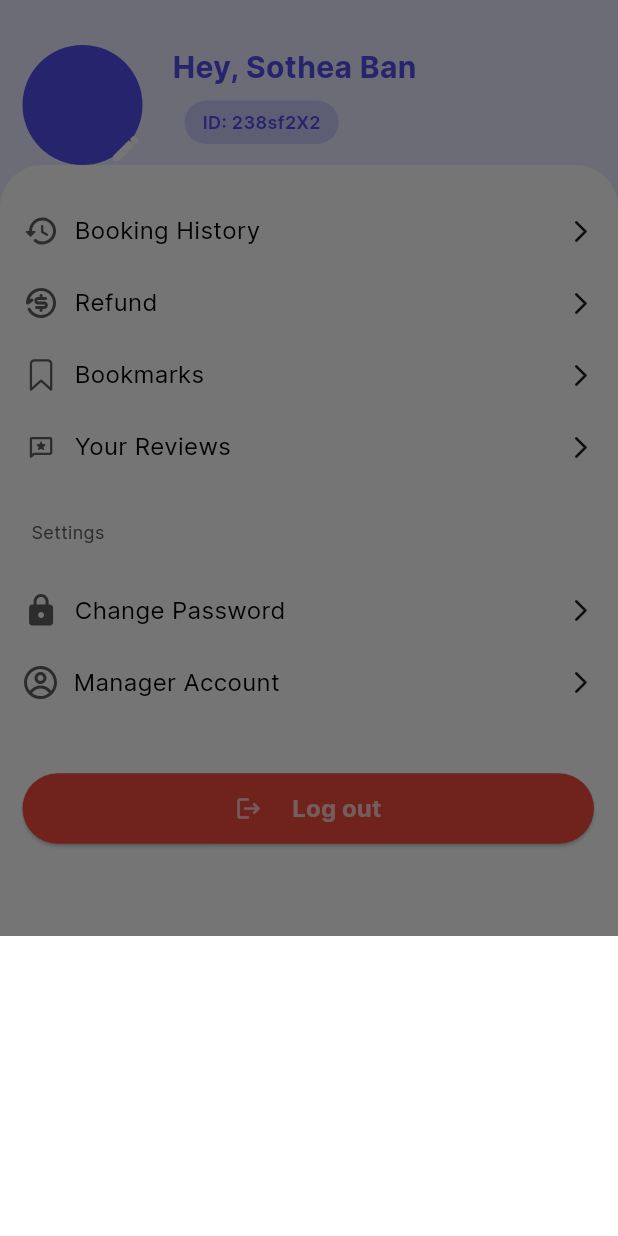
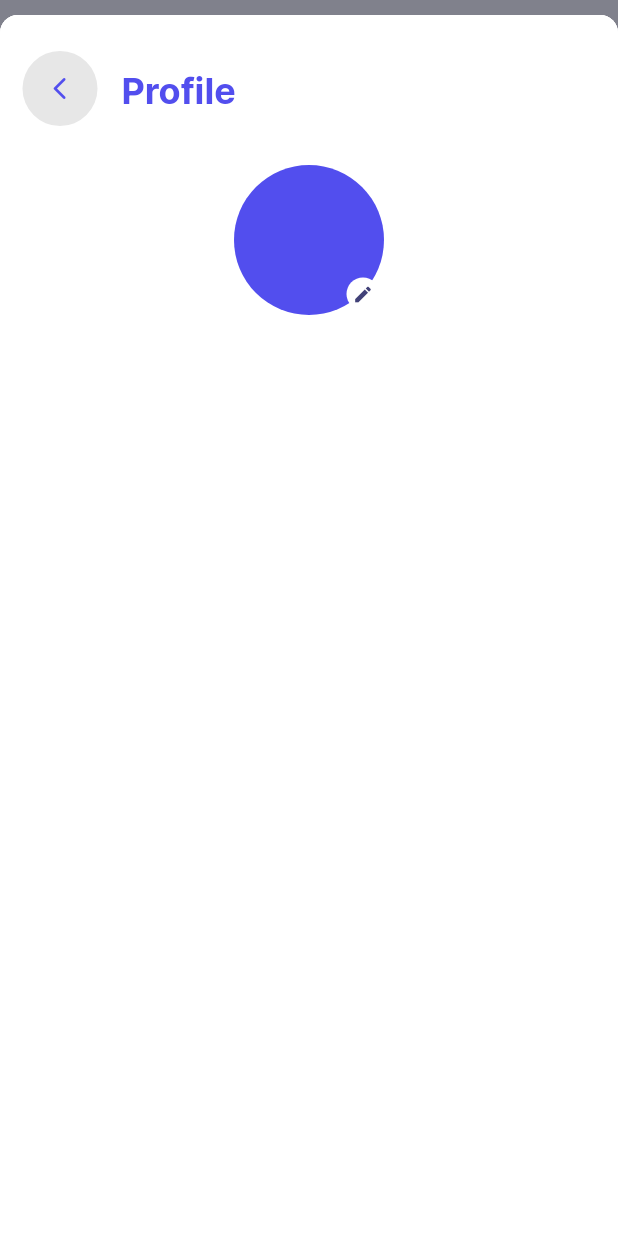
Before and after one commit to Thea-zin/TortbalMiniApp, a Flutter app: the screen it shows after launch, after a tap on "Booking History", on a phone screen of 412 x 824 dp. Run offline on Flutter 3.47's test engine with Material 3 defaults, Android fonts, the phone set to English and light mode, and no system bars; our stand-ins replace flutter_svg, modal_bottom_sheet; project files that could hold a hidden picture were left out.

Commit message:
start edit profile screen

```diff
--- a/lib/Constants/tb_icon.dart
+++ b/lib/Constants/tb_icon.dart
@@ -16,6 +16,7 @@ class TBIcons {
   static const tbAMK = "assets/icons/ic_logo_amk.svg";
   static const tbFacebook = "assets/icons/ic_logo_facebook.svg";
   static const tbGoogle = "assets/icons/ic_logo_google.svg";
+  static const tbLogo = "assets/icons/ic_logo.svg";
   static const tbMail = "assets/icons/ic_mail.svg";
   static const tbMenu = "assets/icons/ic_menu.svg";
   static const tbPen = "assets/icons/ic_pen.svg";
--- /dev/null
+++ b/lib/Views/Profile/Edit-Profile/edit_profile.screen.dart
@@ -0,0 +1,87 @@
+import 'package:flutter/material.dart';
+import 'package:thortbal/Constants/tb_color.dart';
+import 'package:thortbal/Constants/tb_textsize.dart';
+import 'package:thortbal/Helpers/Widgets/tb_text.widget.dart';
+
+class TBEditProfile extends StatefulWidget {
+  const TBEditProfile({super.key});
+
+  @override
+  State<TBEditProfile> createState() => _TBEditProfileState();
+}
+
+class _TBEditProfileState extends State<TBEditProfile> {
+  @override
+  Widget build(BuildContext context) {
+    return Scaffold(
+      appBar: AppBar(
+        automaticallyImplyLeading: false,
+        backgroundColor: TBColor.background,
+        leadingWidth: 65,
+        toolbarHeight: 100,
+        leading: Padding(
+          padding: const EdgeInsets.only(left: 15, top: 4.0, bottom: 6),
+          child: ElevatedButton(
+            style: ElevatedButton.styleFrom(
+              elevation: 0.0,
+              backgroundColor: Colors.grey.withOpacity(0.25),
+              shape: const CircleBorder(),
+              padding: const EdgeInsets.all(10),
+              foregroundColor: TBColor.secondary,
+            ),
+            onPressed: () => Navigator.pop(context),
+            child: Icon(
+              Icons.arrow_back_ios_rounded,
+              color: TBColor.primary,
+            ),
+          ),
+        ),
+        title: TBText(
+          "Profile",
+          textSize: TBTextSize.xlarge,
+          fontWeight: FontWeight.bold,
+          textColor: TBColor.primary,
+        ),
+      ),
+      backgroundColor: TBColor.background,
+      body: Column(
+        children: [
+          // Profile Image
+          Row(
+            crossAxisAlignment: CrossAxisAlignment.center,
+            mainAxisAlignment: MainAxisAlignment.center,
+            children: [
+              Container(
+                  height: 100,
+                  width: 100,
+                  alignment: Alignment.center,
+                  decoration: BoxDecoration(
+                    color: TBColor.primary,
+                    shape: BoxShape.circle,
+                  ),
+                  child: Stack(
+                    children: [
+                      Positioned(
+                        bottom: -10,
+                        right: -10,
+                        child: IconButton(
+                          onPressed: () {},
+                          icon: const SizedBox(
+                            height: 22,
+                            width: 22,
+                            child: CircleAvatar(
+                              backgroundColor: Colors.white,
+                              child: Icon(Icons.edit, size: 14),
+                            ),
+                          ),
+                        ),
+                      )
+                    ],
+                  )),
+            ],
+          ),
+        ],
+      ),
+    );
+  }
+}
--- a/lib/Views/Profile/profile.screen.dart
+++ b/lib/Views/Profile/profile.screen.dart
@@ -1,10 +1,12 @@
-import 'package:flutter/cupertino.dart';
-import 'package:flutter/material.dart';
+import 'package:flutter/material.dart' hide ModalBottomSheetRoute;
+import 'package:flutter/services.dart';
 import 'package:flutter_svg/svg.dart';
+import 'package:modal_bottom_sheet/modal_bottom_sheet.dart';
 import 'package:thortbal/Constants/tb_color.dart';
 import 'package:thortbal/Constants/tb_icon.dart';
 import 'package:thortbal/Constants/tb_textsize.dart';
 import 'package:thortbal/Helpers/Widgets/tb_text.widget.dart';
+import 'package:thortbal/Views/Profile/Edit-Profile/edit_profile.screen.dart';
 
 class TBProfileScreen extends StatefulWidget {
   const TBProfileScreen({Key? key}) : super(key: key);
@@ -35,7 +37,8 @@ class _TBProfileScreenState extends State<TBProfileScreen> {
                     mainAxisAlignment: MainAxisAlignment.start,
                     crossAxisAlignment: CrossAxisAlignment.start,
                     children: [
-                      Container(
+                      InkWell(
+                        child: Container(
                           width: 80,
                           height: 80,
                           decoration: BoxDecoration(
@@ -48,6 +51,7 @@ class _TBProfileScreenState extends State<TBProfileScreen> {
                             size: 22,
                             fill: 0.8,
                             color: Colors.white,
+                          ),
                         ),
                       ),
                       const SizedBox(width: 20),
@@ -179,10 +183,13 @@ class _TBProfileScreenState extends State<TBProfileScreen> {
     );
   }
 
-  Widget profileRow({required String title, required String assetName}) {
+  Widget profileRow({
+    required String title,
+    required String assetName,
+  }) {
     return InkWell(
       onTap: () {
-        showActionSheet();
+        showBottomSheet();
       },
       child: Container(
         margin: const EdgeInsets.only(bottom: 24),
@@ -217,15 +224,15 @@ class _TBProfileScreenState extends State<TBProfileScreen> {
     );
   }
 
-  showActionSheet() {
-    showModalBottomSheet(
+  showBottomSheet() {
+    showCupertinoModalBottomSheet(
+        overlayStyle: SystemUiOverlayStyle.light,
+        barrierColor: Colors.black45,
+        isDismissible: false,
+        enableDrag: false,
         context: context,
         builder: (context) {
-        return Container(
-          height: 200,
-          color: Colors.white,
-        );
-      },
-    );
+          return const TBEditProfile();
+        });
   }
 }
--- a/pubspec.yaml
+++ b/pubspec.yaml
@@ -32,6 +32,7 @@ dependencies:
     sdk: flutter
 
   flutter_svg: ^2.0.9
+  modal_bottom_sheet: ^3.0.0-pre
 
   # The following adds the Cupertino Icons font to your application.
   # Use with the CupertinoIcons class for iOS style icons.
```
Also changed, not shown: assets/icons/ic_logo.svg (added), lib/app/main.dart (renamed from lib/main.dart), pubspec.lock, 19 other files. Lines whose indentation alone changed are shown as unchanged.
